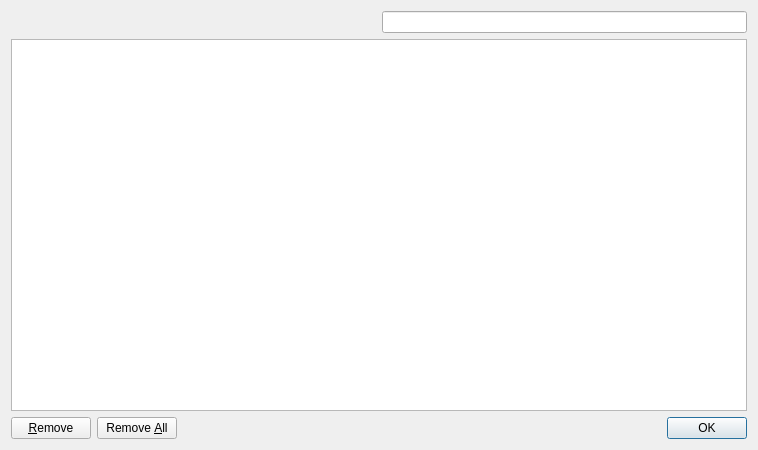
This is src/views/browser/history.ui in trailblazing/tute as Qt 5 draws it before an edit. The edited form follows.
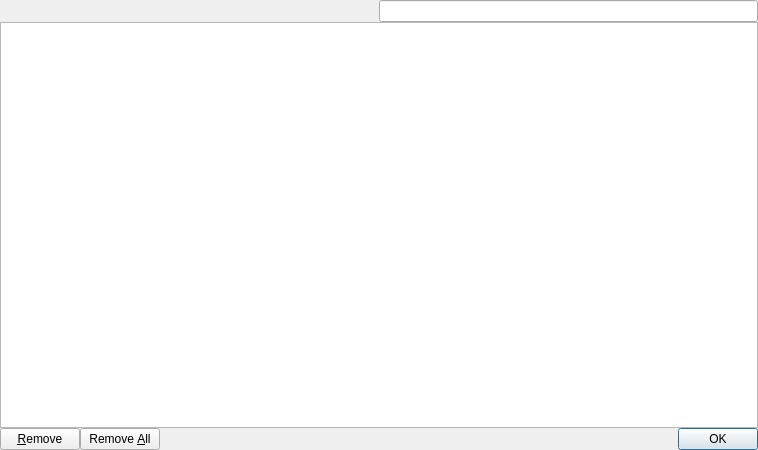
This is the edited form. Custom widgets are drawn as their Qt base class.

```diff
--- a/src/views/browser/history.ui
+++ b/src/views/browser/history.ui
@@ -14,6 +14,21 @@
    <string>History</string>
   </property>
   <layout class="QGridLayout" name="gridLayout">
+   <property name="leftMargin">
+    <number>0</number>
+   </property>
+   <property name="topMargin">
+    <number>0</number>
+   </property>
+   <property name="rightMargin">
+    <number>0</number>
+   </property>
+   <property name="bottomMargin">
+    <number>0</number>
+   </property>
+   <property name="spacing">
+    <number>0</number>
+   </property>
    <item row="0" column="0">
     <spacer>
      <property name="orientation">
@@ -31,10 +46,17 @@
     <widget class="SearchLineEdit" name="search"/>
    </item>
    <item row="1" column="0" colspan="2">
-    <widget class="EditTreeView" name="tree"/>
+    <widget class="EditTreeView" name="tree">
+     <property name="lineWidth">
+      <number>0</number>
+     </property>
+    </widget>
    </item>
    <item row="2" column="0" colspan="2">
     <layout class="QHBoxLayout">
+     <property name="spacing">
+      <number>0</number>
+     </property>
      <item>
       <widget class="QPushButton" name="removeButton">
        <property name="text">
```
